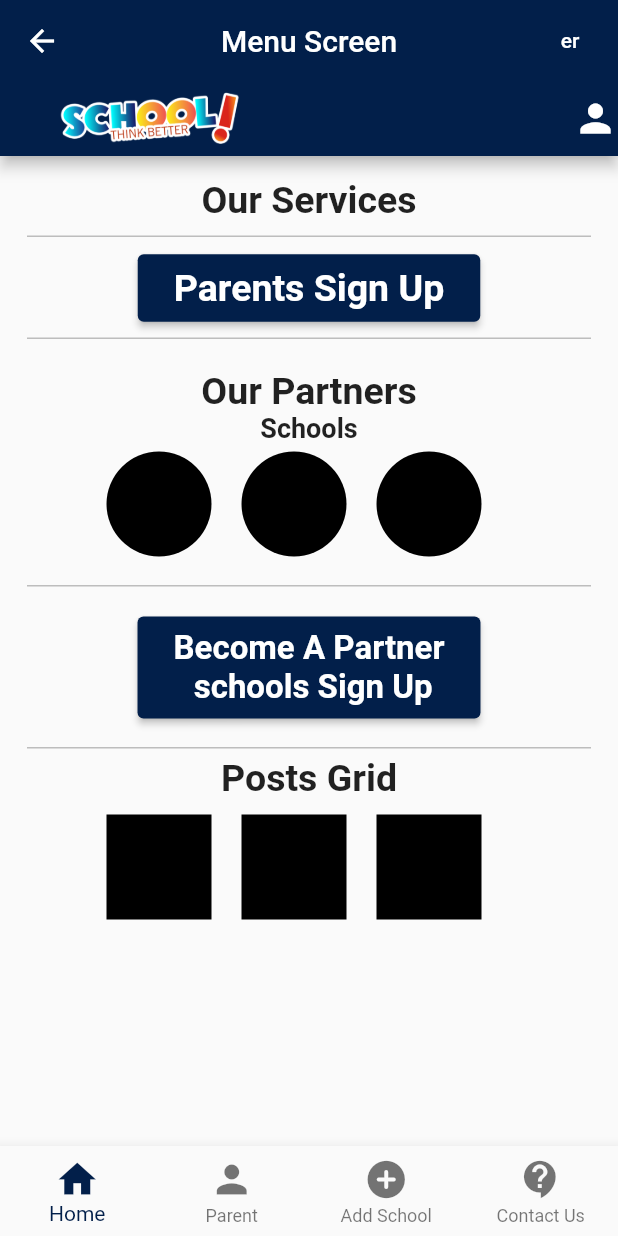
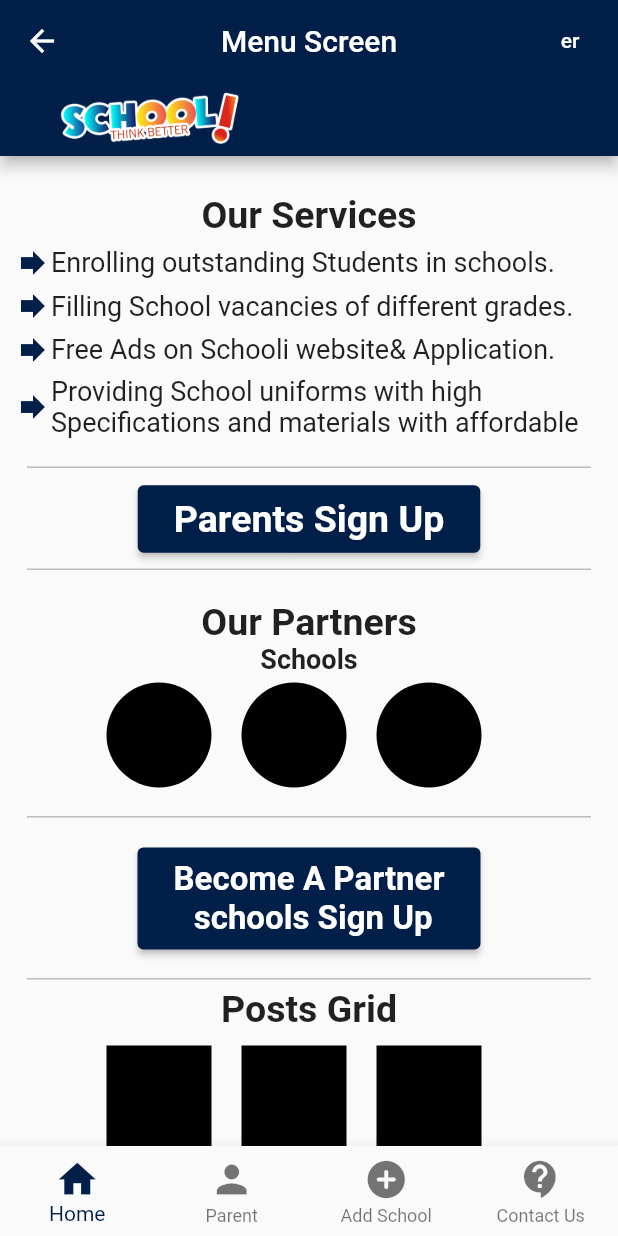
Before and after one commit to AmanyHerez/schooli, a Flutter app: the screen it shows after launch, on a phone screen of 412 x 824 dp. Run offline on Flutter 3.47's test engine with Material 2 defaults, Android fonts, the phone set to English and light mode, and no system bars; our stand-ins replace easy_localization, font_awesome_flutter, webview_flutter; missing offline and left inert: webview_flutter_wkwebview, wordpress_api.

Commit message:
our service

```diff
--- a/assets/translations/en.json
+++ b/assets/translations/en.json
@@ -45,7 +45,20 @@
   "Region": "Region:",
   "General": "General",
   "Extra": "Extra",
-  "Schools": "School"
+  "Schools": "School",
+  "Gender": "Gender",
+  "Religion": "Religion",
+  "Parent_cellular1": "Parent_cellular1",
+  "Parent_cellular2": "Parent_cellular2",
+  "City": "City",
+  "Arae": "Arae",
+  "ser1": "Enrolling outstanding Students in schools.",
+  "ser2": "Filling School vacancies of different grades.",
+  "ser3": "Free Ads on Schooli website& Application.",
+  "ser4": "Providing School uniforms with high Specifications and materials with affordable prices."
+
+
+
 
 
 
--- a/lib/main.dart
+++ b/lib/main.dart
@@ -3,10 +3,12 @@ import 'package:flutter_localizations/flutter_localizations.dart';
 import 'package:easy_localization/easy_localization.dart';
 import 'package:school/screen/main_screen.dart';
 import 'package:school/screen/splach_screen.dart';
+import 'package:wordpress_api/wordpress_api.dart';
 
 void main() async {
   WidgetsFlutterBinding.ensureInitialized();
   await EasyLocalization.ensureInitialized();
+
 
   runApp(
     EasyLocalization(
--- a/lib/screen/contact_us_screen.dart
+++ b/lib/screen/contact_us_screen.dart
@@ -7,7 +7,7 @@ import 'package:school/screen/widget/listTile_widget.dart';
 import 'package:url_launcher/url_launcher.dart';
 
 import '../constant/constant.dart';
-final Uri _url = Uri.parse('https://flutter.dev');
+final Uri _url = Uri.parse(' ');
 class ContactScreen extends StatelessWidget {
   const ContactScreen({Key? key}) : super(key: key);
 
@@ -15,7 +15,7 @@ class ContactScreen extends StatelessWidget {
   Widget build(BuildContext context) {
     return Scaffold(
       appBar: AppBar(
-        title: Text('Contact Screen'),
+        title: Text(' '),
         backgroundColor: mainColor,
         centerTitle: true,
         elevation: 0,
@@ -65,7 +65,7 @@ class ContactScreen extends StatelessWidget {
                 DividerWidget(),
                 ListTileWidget(
                     title:
-                        '2 ibrahim Nawar street -sixth District -behind Hassabo Hospital- Nasr City',
+                    'location'.tr(),
                     icon: Icons.location_on),
                 SizedBox(height: 30,),
                 Padding(
--- a/lib/screen/home_screen.dart
+++ b/lib/screen/home_screen.dart
@@ -6,6 +6,7 @@ import 'package:school/screen/widget/Text_home_widget.dart';
 import 'package:school/screen/widget/container_cicular.dart';
 import 'package:school/screen/widget/container_rectangle.dart';
 import 'package:school/screen/widget/divider_widget.dart';
+import 'package:school/screen/widget/our_service_widget.dart';
 
 import '../constant/constant.dart';
 
@@ -50,26 +51,40 @@ class HomeScreen extends StatelessWidget {
                     'assets/images/logo.png',
                     width: 200,
                   ),
-                  Spacer(),
-                  Icon(
-                    Icons.person,
-                    color: Colors.white,
-                    size: 30,
-                  ),
+
                 ],
               ),
             ),
           ),
         ),
       ),
-      body: Column(
+      body: SingleChildScrollView(
+        child: Column(
           children: [
             SizedBox(
-            height:15,
+              height:25,
             ),
             TextHomeWidget(title: 'Our_Services'.tr()),
+
             SizedBox(
-            height: 10,
+              height: 5,
+            ),
+            OurServiceWidget(title: 'ser1'.tr()),
+            SizedBox(
+              height: 5,
+            ),
+            OurServiceWidget(title: 'ser2'.tr()),
+            SizedBox(
+              height: 5,
+            ),
+            OurServiceWidget(title: 'ser3'.tr()),
+            SizedBox(
+              height: 5,
+            ),
+            OurServiceWidget(title: 'ser4'.tr()),
+
+            SizedBox(
+              height: 20,
             ),
             DividerWidget(),
             SizedBox(
@@ -170,6 +185,7 @@ class HomeScreen extends StatelessWidget {
             ),
           ],
         ),
+      ),
     );
   }
 }
--- a/lib/screen/widget/Text_home_widget.dart
+++ b/lib/screen/widget/Text_home_widget.dart
@@ -1,15 +1,15 @@
 import 'package:flutter/material.dart';
 class TextHomeWidget extends StatelessWidget {
- String title;
+  String title;
 
 
- TextHomeWidget({required this.title});
+  TextHomeWidget({required this.title});
 
   @override
   Widget build(BuildContext context) {
     return Text(title,
       style: TextStyle(
-fontWeight: FontWeight.bold,
+        fontWeight: FontWeight.bold,
         fontSize: 25,
       ),
 
--- /dev/null
+++ b/lib/screen/widget/our_service_widget.dart
@@ -0,0 +1,20 @@
+import 'package:flutter/material.dart';
+
+import '../../constant/constant.dart';
+class OurServiceWidget extends StatelessWidget {
+  String title;
+
+
+  OurServiceWidget({required this.title});
+
+  @override
+  Widget build(BuildContext context) {
+    return Padding(
+      padding: const EdgeInsetsDirectional.only(start: 10),
+      child: Row(children: [
+        Icon(Icons.forward,color: mainColor,),
+        Expanded(child: Text(title,style: TextStyle(fontSize: 18,), maxLines: 2,))
+      ],),
+    );
+  }
+}
--- a/pubspec.yaml
+++ b/pubspec.yaml
@@ -38,6 +38,8 @@ dependencies:
   easy_localization: ^3.0.1
   font_awesome_flutter: ^10.3.0
   url_launcher: ^6.1.8
+  wordpress_api: ^1.2.0
+
 
 dev_dependencies:
   flutter_test:
```
Also changed, not shown: assets/translations/ar.json (+18 -6 lines), lib/model/area.dart (added, +16 -0 lines), lib/model/city.dart (added, +11 -0 lines), lib/model/gender.dart (added, +11 -0 lines), lib/model/religion.dart (added, +11 -0 lines), lib/screen/parent_screen.dart (+109 -21 lines), pubspec.lock. Lines whose indentation alone changed are shown as unchanged.
